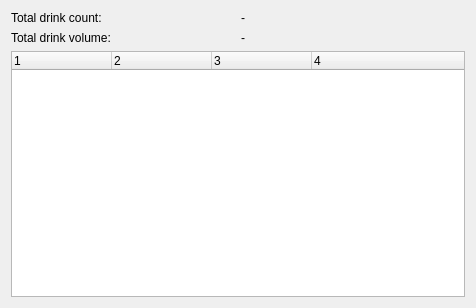
Before: the Qt Designer form src/ui/stats/drinkstatswidget.ui in lbproductions/psnewmodel, drawn with Qt 5.
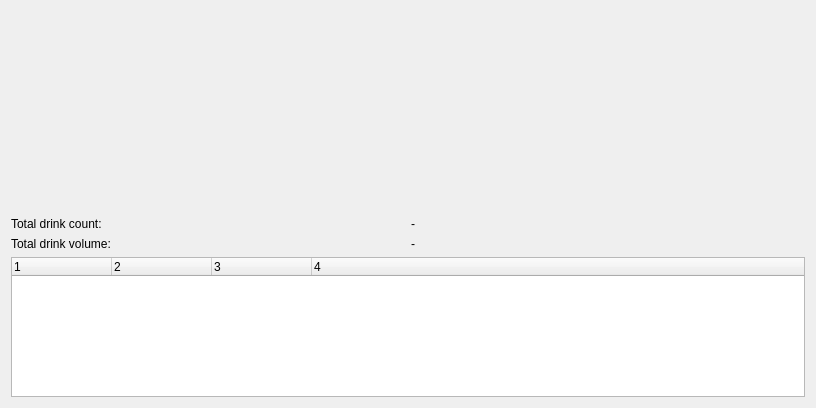
After: the same form once the commit is applied. Custom widgets are drawn as their Qt base class.

Diff of the .ui file:
```diff
--- a/src/ui/stats/drinkstatswidget.ui
+++ b/src/ui/stats/drinkstatswidget.ui
@@ -6,14 +6,60 @@
    <rect>
     <x>0</x>
     <y>0</y>
-    <width>476</width>
-    <height>308</height>
+    <width>816</width>
+    <height>408</height>
    </rect>
   </property>
   <property name="windowTitle">
    <string>Form</string>
   </property>
   <layout class="QVBoxLayout" name="verticalLayout">
+   <item>
+    <layout class="QHBoxLayout" name="horizontalLayout">
+     <item>
+      <spacer name="horizontalSpacer_2">
+       <property name="orientation">
+        <enum>Qt::Horizontal</enum>
+       </property>
+       <property name="sizeHint" stdset="0">
+        <size>
+         <width>40</width>
+         <height>20</height>
+        </size>
+       </property>
+      </spacer>
+     </item>
+     <item>
+      <widget class="NightChartsWidget" name="pieWidget" native="true">
+       <property name="sizePolicy">
+        <sizepolicy hsizetype="Expanding" vsizetype="Expanding">
+         <horstretch>0</horstretch>
+         <verstretch>0</verstretch>
+        </sizepolicy>
+       </property>
+       <property name="minimumSize">
+        <size>
+         <width>650</width>
+         <height>200</height>
+        </size>
+       </property>
+      </widget>
+     </item>
+     <item>
+      <spacer name="horizontalSpacer">
+       <property name="orientation">
+        <enum>Qt::Horizontal</enum>
+       </property>
+       <property name="sizeHint" stdset="0">
+        <size>
+         <width>40</width>
+         <height>20</height>
+        </size>
+       </property>
+      </spacer>
+     </item>
+    </layout>
+   </item>
    <item>
     <layout class="QGridLayout" name="gridLayout">
      <item row="0" column="0">
@@ -75,6 +121,14 @@
    </item>
   </layout>
  </widget>
+ <customwidgets>
+  <customwidget>
+   <class>NightChartsWidget</class>
+   <extends>QWidget</extends>
+   <header location="global">ui/stats/nightcharts.h</header>
+   <container>1</container>
+  </customwidget>
+ </customwidgets>
  <resources/>
  <connections/>
 </ui>
```
